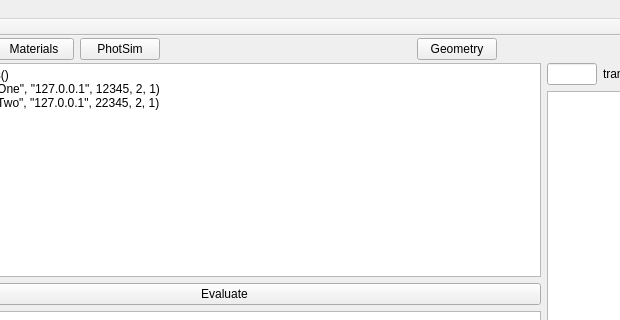
Before: the Qt Designer form ants3bundle/src/ants3/gui/mainwindow.ui in andrmor/ANTS3bundle, drawn with Qt 5; both pictures show x 94 to 714 and y 0 to 320 of the 843 by 577 pixel window.
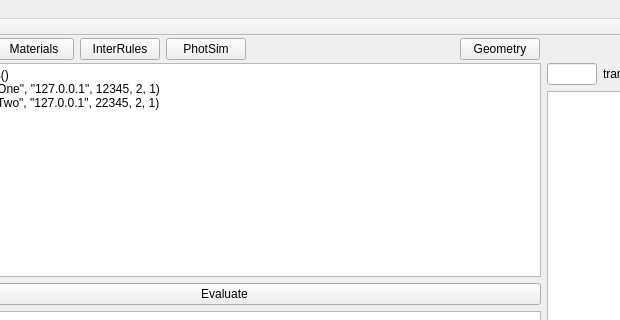
After: the same form once the commit is applied.

Commit message: add interface rule window

The edit to the form file:
```diff
--- a/ants3bundle/src/ants3/gui/mainwindow.ui
+++ b/ants3bundle/src/ants3/gui/mainwindow.ui
@@ -46,6 +46,13 @@
         </property>
        </widget>
       </item>
+      <item>
+       <widget class="QPushButton" name="pbInterfaceRules">
+        <property name="text">
+         <string>InterRules</string>
+        </property>
+       </widget>
+      </item>
       <item>
        <widget class="QPushButton" name="pbPhotSim">
         <property name="text">
```
The commit also changes 13 other files.
